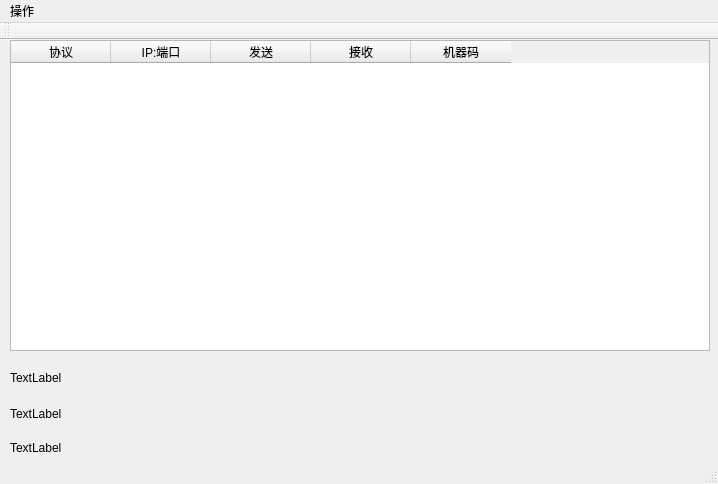
This is QtApplication/QtApplication.ui in wbloveawp/net_share as Qt 5 draws it before an edit. The edited form follows.
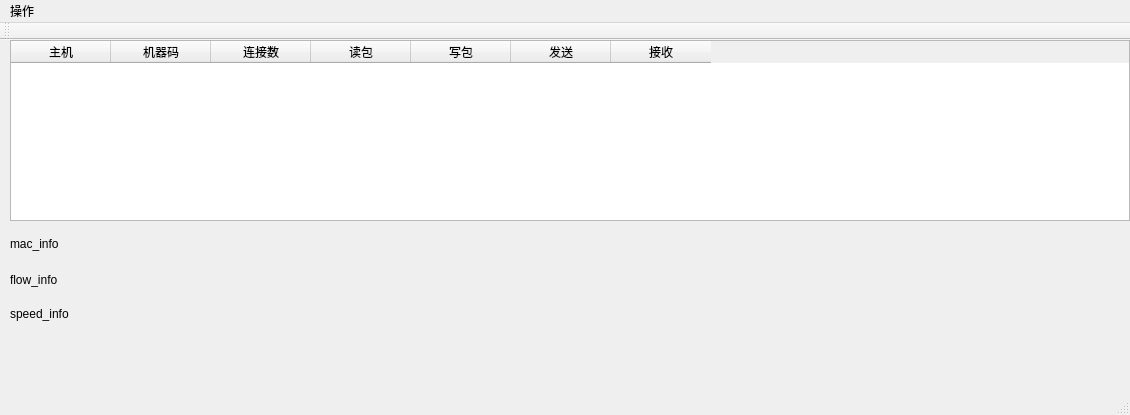
This is the edited form.

Commit message: 增加主机流量监控

The edit to the form file:
```diff
--- a/QtApplication/QtApplication.ui
+++ b/QtApplication/QtApplication.ui
@@ -6,8 +6,8 @@
    <rect>
     <x>0</x>
     <y>0</y>
-    <width>718</width>
-    <height>484</height>
+    <width>1130</width>
+    <height>415</height>
    </rect>
   </property>
   <property name="windowTitle">
@@ -24,39 +24,39 @@
     <property name="geometry">
      <rect>
       <x>10</x>
-      <y>366</y>
+      <y>232</y>
       <width>621</width>
       <height>16</height>
      </rect>
     </property>
     <property name="text">
-     <string>TextLabel</string>
+     <string>flow_info</string>
     </property>
    </widget>
    <widget class="QLabel" name="label_speed">
     <property name="geometry">
      <rect>
       <x>10</x>
-      <y>400</y>
+      <y>266</y>
       <width>621</width>
       <height>16</height>
      </rect>
     </property>
     <property name="text">
-     <string>TextLabel</string>
+     <string>speed_info</string>
     </property>
    </widget>
    <widget class="QLabel" name="label_mac_info">
     <property name="geometry">
      <rect>
       <x>10</x>
-      <y>330</y>
+      <y>196</y>
       <width>621</width>
       <height>16</height>
      </rect>
     </property>
     <property name="text">
-     <string>TextLabel</string>
+     <string>mac_info</string>
     </property>
    </widget>
    <widget class="QTableWidget" name="tableWidget">
@@ -64,8 +64,8 @@
      <rect>
       <x>10</x>
       <y>0</y>
-      <width>700</width>
-      <height>311</height>
+      <width>1120</width>
+      <height>181</height>
      </rect>
     </property>
     <property name="editTriggers">
@@ -73,28 +73,33 @@
     </property>
     <column>
      <property name="text">
-      <string>协议</string>
-     </property>
-    </column>
-    <column>
-     <property name="text">
-      <string>IP:端口</string>
-     </property>
-    </column>
-    <column>
-     <property name="text">
-      <string>发送</string>
-     </property>
-    </column>
-    <column>
-     <property name="text">
-      <string>接收</string>
+      <string>主机</string>
      </property>
     </column>
     <column>
      <property name="text">
       <string>机器码</string>
      </property>
+    </column>
+    <column>
+     <property name="text">
+      <string>连接数</string>
+     </property>
+    </column>
+    <column>
+     <property name="text">
+      <string>读包</string>
+     </property>
+    </column>
+    <column>
+     <property name="text">
+      <string>写包</string>
+     </property>
+    </column>
+    <column>
+     <property name="text">
+      <string>发送</string>
+     </property>
      <property name="font">
       <font>
        <weight>50</weight>
@@ -102,6 +107,11 @@
       </font>
      </property>
     </column>
+    <column>
+     <property name="text">
+      <string>接收</string>
+     </property>
+    </column>
    </widget>
   </widget>
   <widget class="QMenuBar" name="menuBar">
@@ -109,7 +119,7 @@
     <rect>
      <x>0</x>
      <y>0</y>
-     <width>718</width>
+     <width>1130</width>
      <height>23</height>
     </rect>
    </property>
```
Left out of the diff: 2 changed lines with no effect on the pictures. The commit also changes 10 other files.
